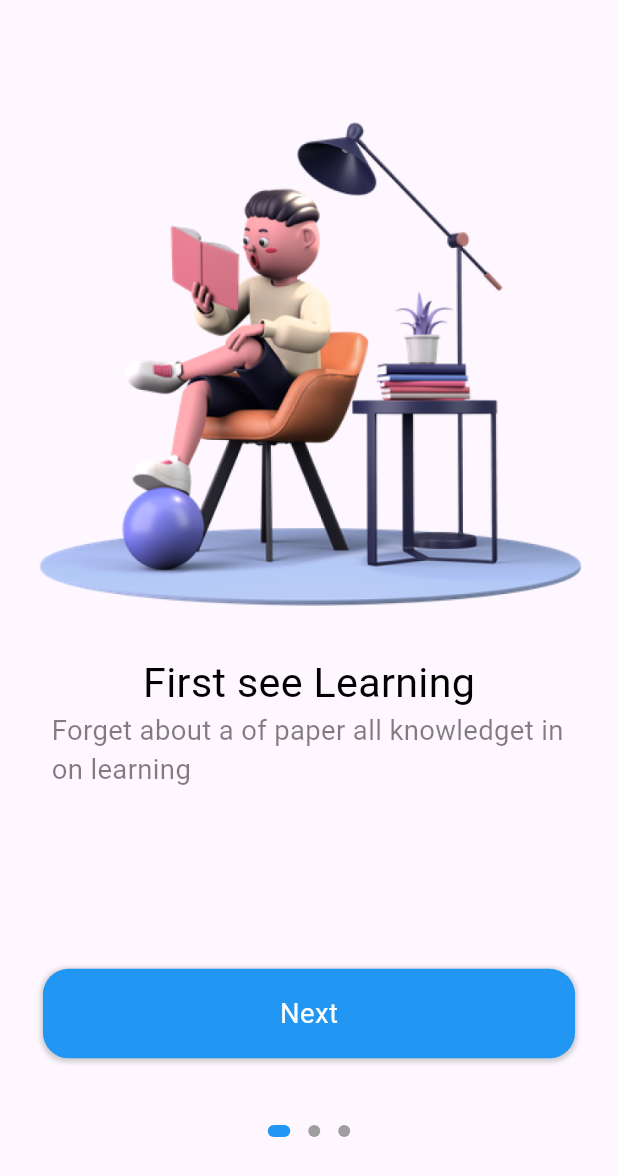
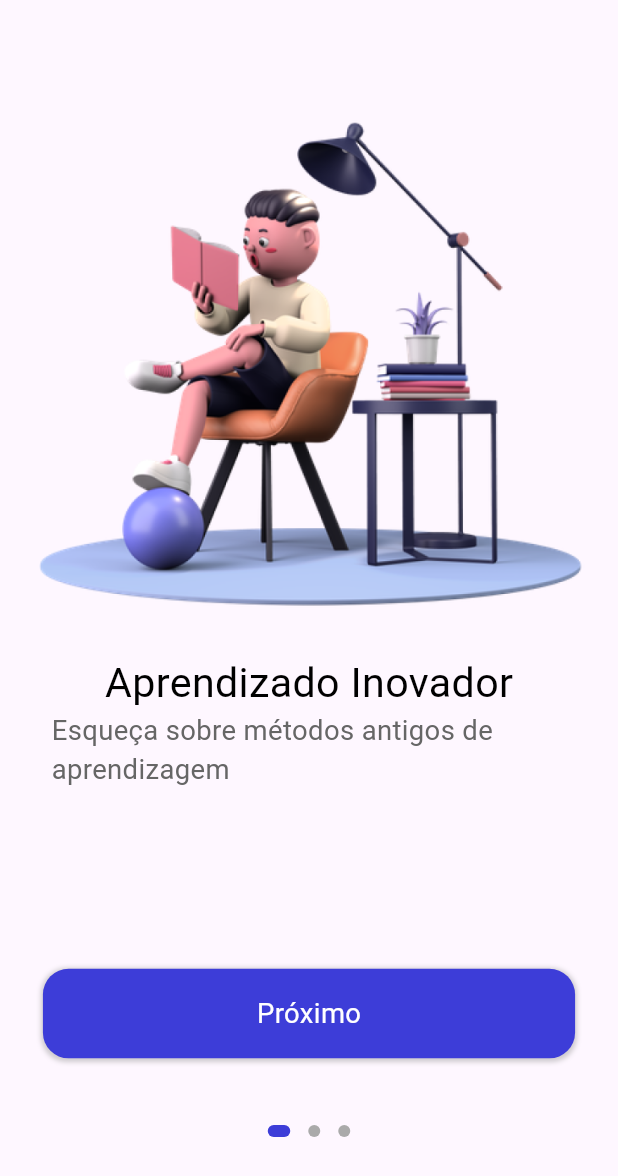
Before and after one commit to jonathanGontijo/cursos, a Flutter app: the screen it shows after launch, on a phone screen of 412 x 824 dp. Shown: the top 1176 px of the screen. Run offline on Flutter 3.47's test engine with Material 3 defaults, Android fonts, the phone set to English and light mode, and no system bars; drawn by our look-alikes of dots_indicator; our stand-ins replace cloud_firestore, flutter_bloc, flutter_screenutil; accounts and stored records are empty.

```diff
--- /dev/null
+++ b/lib/common/values/colors.dart
@@ -0,0 +1,34 @@
+import 'dart:ui';
+
+class AppColors {
+  /// white background
+  static const Color primaryBackground = Color.fromARGB(255, 255, 255, 255);
+
+  /// grey background
+  static const Color primarySecondaryBackground =
+      Color.fromARGB(255, 247, 247, 249);
+
+  /// main widget color blue
+  static const Color primaryElement = Color.fromARGB(255, 61, 61, 216);
+
+  /// main text color black
+  static const Color primaryText = Color.fromARGB(255, 0, 0, 0);
+  // video background color
+  static const Color primary_bg = Color.fromARGB(210, 32, 47, 62);
+
+  /// main widget text color white
+  static const Color primaryElementText = Color.fromARGB(255, 255, 255, 255);
+  // main widget text color grey
+  static const Color primarySecondaryElementText =
+      Color.fromARGB(255, 102, 102, 102);
+  // main widget third color grey
+  static const Color primaryThridElementText =
+      Color.fromARGB(255, 170, 170, 170);
+
+  static const Color primaryFourthElementText =
+      Color.fromARGB(255, 204, 204, 204);
+  //state color
+  static const Color primaryElementStatus = Color.fromARGB(255, 88, 174, 127);
+
+  static const Color primaryElementBg = Color.fromARGB(255, 238, 121, 99);
+}
--- a/lib/main.dart
+++ b/lib/main.dart
@@ -1,4 +1,3 @@
-import 'package:cursos/pages/Home/home.dart';
 import 'package:cursos/pages/Welcome/bloc/welcome_blocs.dart';
 import 'package:cursos/pages/Welcome/welcome.dart';
 import 'package:cursos/pages/sign_in/sign_in.dart';
--- a/lib/pages/Welcome/welcome.dart
+++ b/lib/pages/Welcome/welcome.dart
@@ -1,4 +1,4 @@
-import 'package:cursos/pages/Home/home.dart';
+import 'package:cursos/common/values/colors.dart';
 import 'package:cursos/pages/Welcome/bloc/welcome_blocs.dart';
 import 'package:cursos/pages/Welcome/bloc/welcome_events.dart';
 import 'package:cursos/pages/Welcome/bloc/welcome_states.dart';
@@ -39,25 +39,25 @@
                       _page(
                         1,
                         context,
-                        "Next",
-                        "First see Learning",
-                        "Forget about a of paper all knowledget in on learning",
+                        "Próximo",
+                        "Aprendizado Inovador",
+                        "Esqueça sobre métodos antigos de aprendizagem",
                         "assets/images/reading.png",
                       ),
                       _page(
                         2,
                         context,
-                        "Next",
-                        "Connect With Everyone",
-                        "Always keep in touch with your tutor & friend. Let's get connect",
+                        "Próximo",
+                        "Conecte-se com todo mundo",
+                        "Sempre conectado com seu professores e amigos.",
                         "assets/images/boy.png",
                       ),
                       _page(
                           3,
                           context,
-                          "Get Started",
-                          "Always Fascinated Learning",
-                          "Anywhere, anytime. The time is at our discription so study whenever you want",
+                          "Entrar",
+                          "Um apredizado fascinante",
+                          "Em qualquer lugar a qualquer tempo, o tempo é a nossa descrição, então estude quando quiser!",
                           "assets/images/man.png"),
                     ],
                   ),
@@ -68,8 +68,8 @@
                       dotsCount: 3,
                       mainAxisAlignment: MainAxisAlignment.center,
                       decorator: DotsDecorator(
-                          color: Colors.grey,
-                          activeColor: Colors.blue,
+                          color: AppColors.primaryThridElementText,
+                          activeColor: AppColors.primaryElement,
                           size: const Size.square(8.0),
                           activeSize: const Size(15.0, 8.0),
                           activeShape: RoundedRectangleBorder(
@@ -101,7 +101,7 @@
           child: Text(
             title,
             style: TextStyle(
-                color: Colors.black,
+                color: AppColors.primaryText,
                 fontSize: 24.sp,
                 fontWeight: FontWeight.normal),
           ),
@@ -112,7 +112,7 @@
           child: Text(
             subTitle,
             style: TextStyle(
-                color: Colors.black.withOpacity(0.5),
+                color: AppColors.primarySecondaryElementText,
                 fontSize: 16.sp,
                 fontWeight: FontWeight.normal),
           ),
@@ -126,8 +126,6 @@
                   curve: Curves.decelerate);
             } else {
               //jump to a new page
-              // Navigator.of(context)
-              //     .push(MaterialPageRoute(builder: (context) => Home()));
               Navigator.of(context)
                   .pushNamedAndRemoveUntil("signIn", (route) => false);
             }
@@ -137,7 +135,7 @@
             width: 375.w,
             height: 50.h,
             decoration: BoxDecoration(
-              color: Colors.blue,
+              color: AppColors.primaryElement,
               borderRadius: BorderRadius.all(Radius.circular(15.w)),
               boxShadow: [
                 BoxShadow(
--- a/lib/pages/sign_in/sign_in.dart
+++ b/lib/pages/sign_in/sign_in.dart
@@ -48,7 +48,7 @@
                 ),
                 forgotPassword(),
                 buildLogInAndRegButton("Log In", "login"),
-                buildLogInAndRegButton("Register", "register"),
+                buildLogInAndRegButton("Registrar", "register"),
               ],
             ),
           ),
```
Also changed, not shown: lib/pages/Home/home.dart (deleted, +0 -12 lines), lib/pages/sign_in/bloc/sign_in_blocs.dart (added, +18 -0 lines), lib/pages/sign_in/bloc/sign_in_events.dart (added, +13 -0 lines), lib/pages/sign_in/bloc/sign_in_states.dart (added, +14 -0 lines), lib/pages/sign_in/widgets/sign_in/sign_in_widgets.dart (+21 -10 lines).
